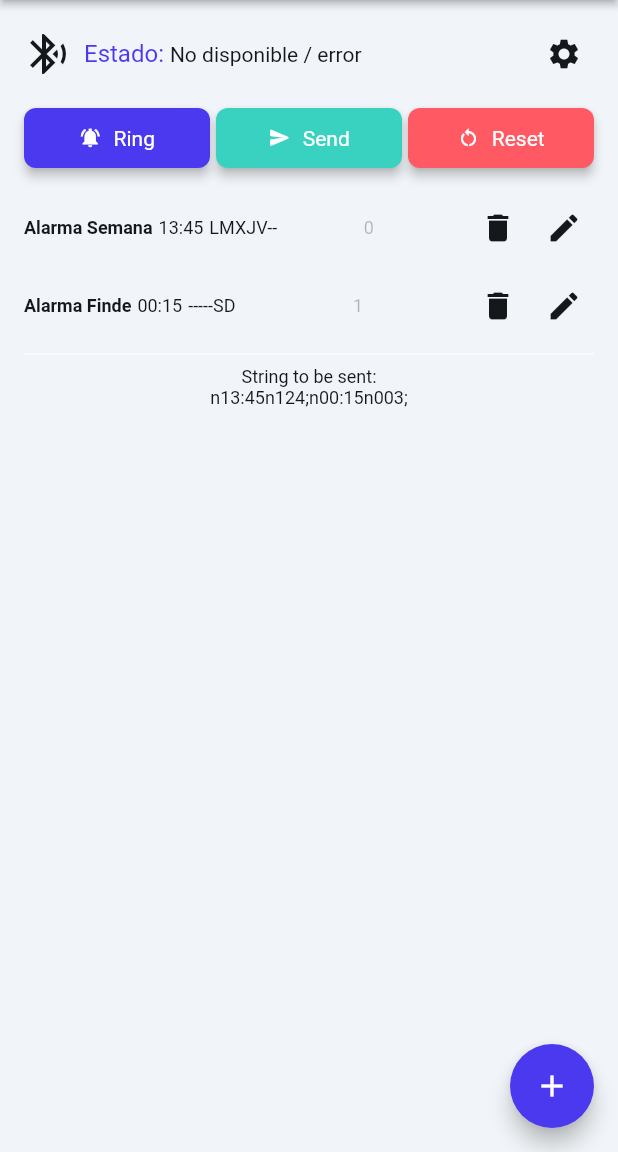
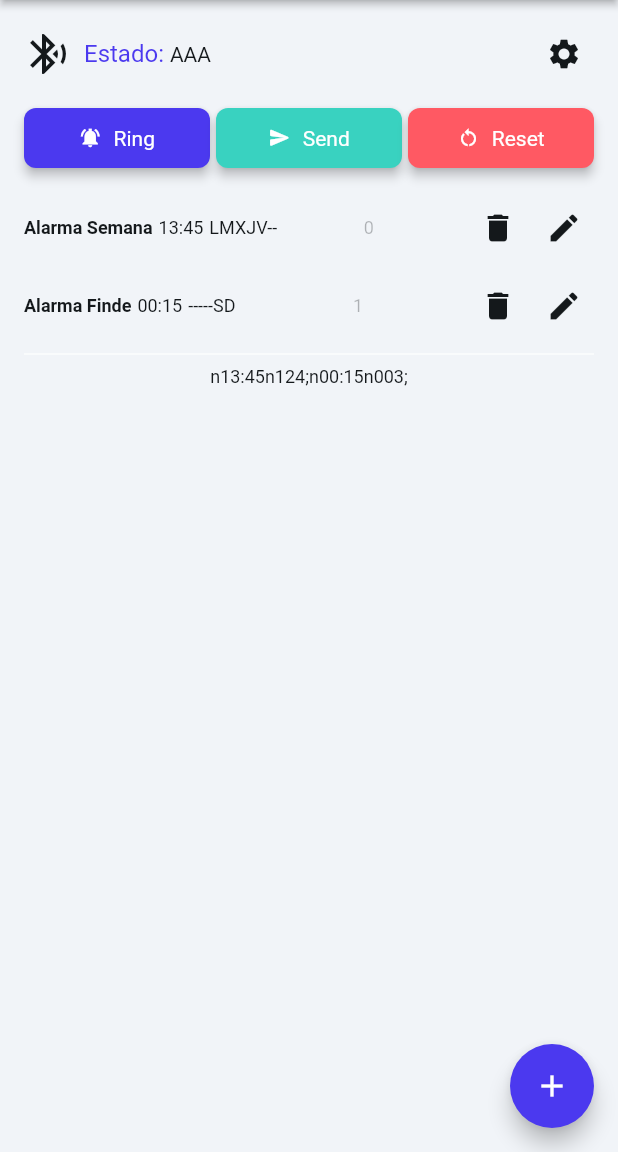
Before and after one commit to natanparrondo/timbreflutter, a Flutter app: the EditAlarmWidget screen opened by its route, after a tap on "Guardar", on a phone screen of 412 x 824 dp, the part 84-1236 px from its top. Run offline on Flutter 3.47's test engine with Material 3 defaults, Android fonts, the phone set to English and light mode, and no system bars; drawn by our look-alikes of auto_size_text; our stand-ins replace easy_debounce, flutter_blue_plus, font_awesome_flutter, from_css_color, go_router, google_fonts and 4 more; missing offline and left inert: json_path; accounts and stored records are empty; Roboto replaces fonts that are missing (Readex Pro).

Commit message:
no anda bt todavia

```diff
--- a/lib/app_state.dart
+++ b/lib/app_state.dart
@@ -1,5 +1,8 @@
 import 'package:flutter/material.dart';
 import 'package:shared_preferences/shared_preferences.dart';
+import 'package:flutter_blue_plus/flutter_blue_plus.dart';
+import 'package:flutter/foundation.dart';
+
 
 class FFAppState extends ChangeNotifier {
   static FFAppState _instance = FFAppState._internal();
@@ -198,6 +201,20 @@ class FFAppState extends ChangeNotifier {
     prefs.setStringList(
         'ff_idAlarmas', _idAlarmas.map((x) => x.toString()).toList());
   }
+
+  BluetoothDevice? connectedDevice;
+  String _btStatus = 'AAA';
+  String get btStatus => _btStatus;
+
+  void updateBluetoothStatus(BluetoothDevice? device) {
+    connectedDevice = device;
+    if (connectedDevice != null) {
+      _btStatus = 'Conectado ${connectedDevice!.remoteId}';
+    } else {
+      _btStatus = 'Desconectado';
+    }
+    notifyListeners(); // Notify listeners of changes
+  }
 }
 
 void _safeInit(Function() initializeField) {
--- /dev/null
+++ b/lib/globals.dart
@@ -0,0 +1,4 @@
+// globals.dart
+import 'package:flutter_blue_plus/flutter_blue_plus.dart';
+
+BluetoothDevice? connectedDevice;
--- a/lib/pages/edit_alarm/edit_alarm_widget.dart
+++ b/lib/pages/edit_alarm/edit_alarm_widget.dart
@@ -86,6 +86,9 @@ class _EditAlarmWidgetState extends State<EditAlarmWidget> {
               child: Column(
                 mainAxisSize: MainAxisSize.max,
                 children: [
+                  Container(
+                    height:12,
+                  ),
                   TextFormField(
                     controller: _model.textController,
                     focusNode: _model.textFieldFocusNode,
@@ -162,6 +165,9 @@ class _EditAlarmWidgetState extends State<EditAlarmWidget> {
                         null,
                     validator:
                         _model.textControllerValidator.asValidator(context),
+                  ),
+                  Container(
+                    height:12,
                   ),
                   Align(
                     alignment: const AlignmentDirectional(-1.0, 0.0),
@@ -244,22 +250,25 @@ class _EditAlarmWidgetState extends State<EditAlarmWidget> {
                       ),
                     ),
                   ),
-                  Text(
-                    'alarmId ',
-                    style: FlutterFlowTheme.of(context).bodyMedium.override(
-                          fontFamily: 'Readex Pro',
-                          letterSpacing: 0.0,
-                        ),
-                  ),
-                  Text(
-                    valueOrDefault<String>(
-                      widget.alarmId?.toString(),
-                      '-',
-                    ),
-                    style: FlutterFlowTheme.of(context).bodyMedium.override(
-                          fontFamily: 'Readex Pro',
-                          letterSpacing: 0.0,
-                        ),
+                  // Text(
+                  //   'alarmId ',
+                  //   style: FlutterFlowTheme.of(context).bodyMedium.override(
+                  //         fontFamily: 'Readex Pro',
+                  //         letterSpacing: 0.0,
+                  //       ),
+                  // ),
+                  // Text(
+                  //   valueOrDefault<String>(
+                  //     widget.alarmId?.toString(),
+                  //     '-',
+                  //   ),
+                  //   style: FlutterFlowTheme.of(context).bodyMedium.override(
+                  //         fontFamily: 'Readex Pro',
+                  //         letterSpacing: 0.0,
+                  //       ),
+                  // ),
+                  Container(
+                    height: 12,
                   ),
                   Column(
                     mainAxisSize: MainAxisSize.max,
@@ -434,6 +443,9 @@ class _EditAlarmWidgetState extends State<EditAlarmWidget> {
                       ),
                     ],
                   ),
+                  Container(
+                    height: 12,
+                  ),
                   FFButtonWidget(
                     onPressed: () async {
                       context.safePop();
--- a/lib/pages/home_page/home_page_widget.dart
+++ b/lib/pages/home_page/home_page_widget.dart
@@ -8,9 +8,13 @@ import 'package:flutter/material.dart';
 import 'package:flutter/scheduler.dart';
 import 'package:flutter/services.dart';
 import 'package:provider/provider.dart';
+import 'package:flutter_blue_plus/flutter_blue_plus.dart';
 import 'home_page_model.dart';
 export 'home_page_model.dart';
 import '../find_devices/find_devices_widget.dart';
+import '/globals.dart'; // Import the globals file
+
+BluetoothDevice? connectedDevice;
 
 class HomePageWidget extends StatefulWidget {
   const HomePageWidget({
@@ -20,7 +24,7 @@ class HomePageWidget extends StatefulWidget {
     String? btStatus,
     this.btMac,
   })  : time = time ?? '09:40',
-        btStatus = btStatus ?? 'No disponible / error',
+        btStatus = btStatus ?? 'Desconectado',
         super(key: key);
 
   final String? name;
@@ -42,7 +46,7 @@ class _HomePageWidgetState extends State<HomePageWidget> {
   void initState() {
     super.initState();
     _model = createModel(context, () => HomePageModel());
-
+    //_initBluetooth();
     // On page load action.
     SchedulerBinding.instance.addPostFrameCallback((_) async {
       await requestPermission(bluetoothPermission);
@@ -61,14 +65,13 @@ class _HomePageWidgetState extends State<HomePageWidget> {
     // Actualiza el estado según el valor de la variable global connectedDevice
     setState(() {
       if (connectedDevice != null) {
-        btStatus = 'Conectado ${connectedDevice!.platformName}';
+        btStatus = 'Conectado ${connectedDevice!.remoteId}';
       } else {
-        btStatus = 'No disponible / error';
+        btStatus = 'Desconectado';
       }
     });
     print('btStatus: $btStatus');
   }
-
 
   @override
   Widget build(BuildContext context) {
@@ -189,7 +192,7 @@ class _HomePageWidgetState extends State<HomePageWidget> {
                             ),
                       ),
                       Text(
-                        widget.btStatus,
+                        context.watch<FFAppState>().btStatus,
                         style: FlutterFlowTheme.of(context).bodyLarge.override(
                               fontFamily: 'Readex Pro',
                               color: FlutterFlowTheme.of(context).primaryText,
@@ -548,13 +551,16 @@ class _HomePageWidgetState extends State<HomePageWidget> {
                   thickness: 1.0,
                   color: FlutterFlowTheme.of(context).accent4,
                 ),
-                Text(
-                  'String to be sent:',
-                  style: FlutterFlowTheme.of(context).bodyMedium.override(
-                        fontFamily: 'Readex Pro',
-                        letterSpacing: 0.0,
-                      ),
-                ),
+                // Text(
+                //   'String to be sent:',
+                //   style: FlutterFlowTheme.of(context).bodyMedium.override(
+                //         fontFamily: 'Readex Pro',
+                //         letterSpacing: 0.0,
+                //       ),
+                // ),
+                //Text(
+                //  '${device.remoteId}',
+                //),
                 SelectionArea(
                     child: Text(
                   valueOrDefault<String>(
@@ -562,7 +568,7 @@ class _HomePageWidgetState extends State<HomePageWidget> {
                         FFAppState().nombresAlarmas.length,
                         FFAppState().horasAlarmas.toList(),
                         FFAppState().diasAlarmas.toList()),
-                    'default',
+                    'No hay Alarmas',
                   ).maybeHandleOverflow(maxChars: 62),
                   style: FlutterFlowTheme.of(context).bodyMedium.override(
                         fontFamily: 'Readex Pro',
--- a/lib/pages/info/info_widget.dart
+++ b/lib/pages/info/info_widget.dart
@@ -49,7 +49,7 @@ class _InfoWidgetState extends State<InfoWidget> {
             icon: const Icon(
               Icons.arrow_back_ios_new,
               color: Colors.white,
-              size: 30.0,
+              size: 20.0,
             ),
             onPressed: () async {
               Navigator.of(context).pop();
```
Also changed, not shown: lib/bluetooth_status_notifier.dart (added, +18 -0 lines), lib/pages/find_devices/find_devices_widget.dart (+78 -16 lines).
